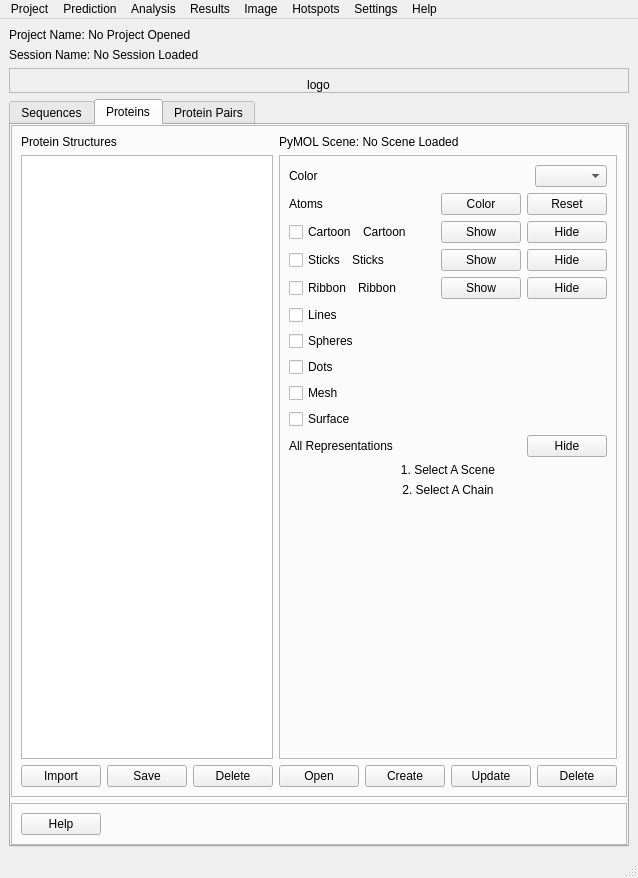
Before: the Qt Designer form pyssa/gui/ui/forms/main_view.ui in urban233/PySSA, drawn with Qt 5.
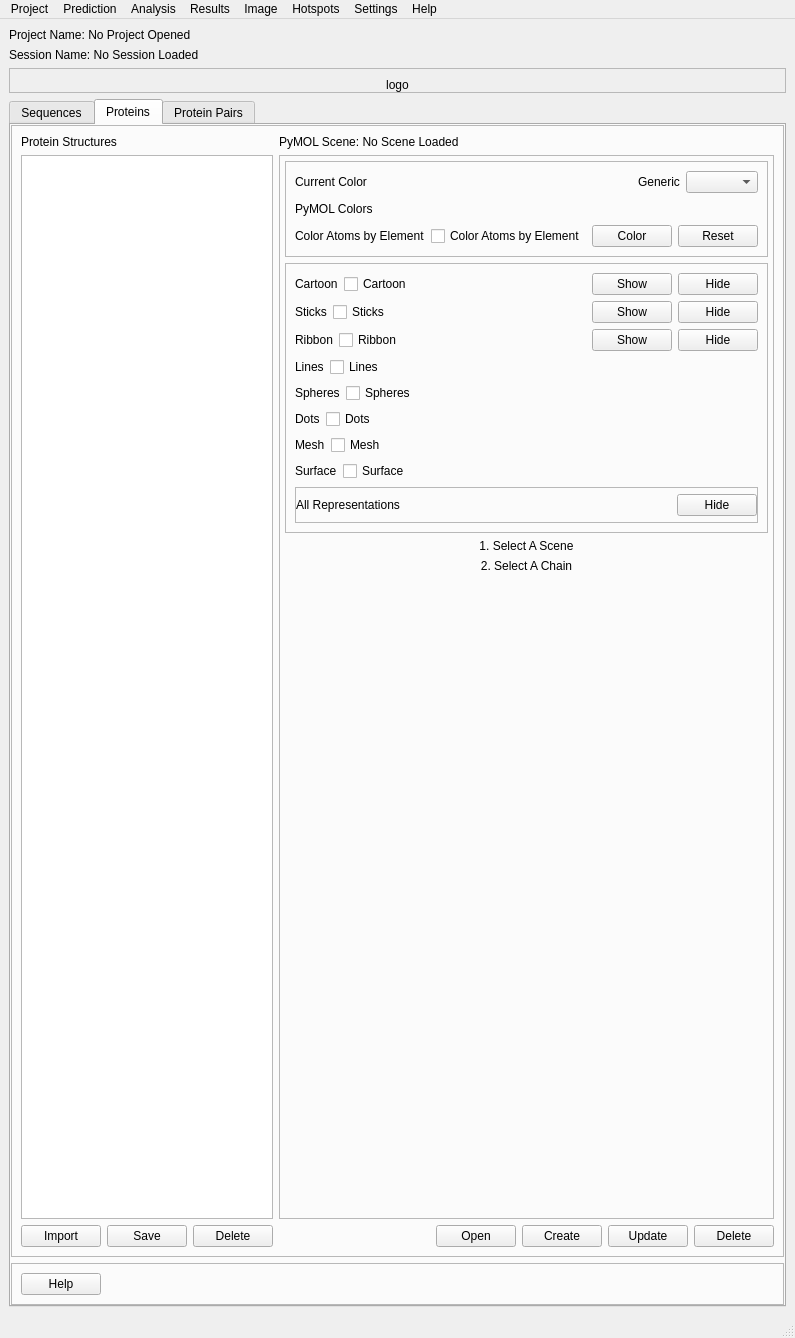
After: the same form once the commit is applied. The open tabs and pages were chosen to show the change.

Commit message: changed UI to user tweakable UI for the the "Proteins tab"

Patch:
```diff
--- a/pyssa/gui/ui/forms/main_view.ui
+++ b/pyssa/gui/ui/forms/main_view.ui
@@ -6,8 +6,8 @@
    <rect>
     <x>0</x>
     <y>0</y>
-    <width>625</width>
-    <height>878</height>
+    <width>628</width>
+    <height>1338</height>
    </rect>
   </property>
   <property name="windowTitle">
@@ -308,6 +308,12 @@
             <layout class="QVBoxLayout" name="verticalLayout_7">
              <item>
               <widget class="QLabel" name="lbl_pymol_protein_scene">
+               <property name="maximumSize">
+                <size>
+                 <width>16777215</width>
+                 <height>25</height>
+                </size>
+               </property>
                <property name="text">
                 <string>PyMOL Scene: No Scene Loaded</string>
                </property>
@@ -324,13 +330,34 @@
                <property name="frameShadow">
                 <enum>QFrame::Raised</enum>
                </property>
+               <layout class="QVBoxLayout" name="verticalLayout_16">
+                <property name="leftMargin">
+                 <number>5</number>
+                </property>
+                <property name="topMargin">
+                 <number>5</number>
+                </property>
+                <property name="rightMargin">
+                 <number>5</number>
+                </property>
+                <property name="bottomMargin">
+                 <number>5</number>
+                </property>
+                <item>
+                 <widget class="QFrame" name="frame_protein_color">
+                  <property name="frameShape">
+                   <enum>QFrame::StyledPanel</enum>
+                  </property>
+                  <property name="frameShadow">
+                   <enum>QFrame::Raised</enum>
+                  </property>
                <layout class="QVBoxLayout" name="verticalLayout_6">
                 <item>
                  <layout class="QHBoxLayout" name="horizontalLayout_17">
                   <item>
                    <widget class="QLabel" name="lbl_protein_color">
                     <property name="text">
-                     <string>Color</string>
+                        <string>Current Color</string>
                     </property>
                    </widget>
                   </item>
@@ -347,17 +374,55 @@
                     </property>
                    </spacer>
                   </item>
+                     <item>
+                      <widget class="QLabel" name="lbl_protein_current_color">
+                       <property name="text">
+                        <string>Generic</string>
+                       </property>
+                      </widget>
+                     </item>
                   <item>
                    <widget class="QComboBox" name="box_protein_color"/>
                   </item>
                  </layout>
                 </item>
                 <item>
-                 <layout class="QHBoxLayout" name="horizontalLayout_25">
+                    <layout class="QHBoxLayout" name="protein_atoms_layout_2">
+                     <item>
+                      <widget class="QLabel" name="lbl_protein_pymol_colors">
+                       <property name="text">
+                        <string>PyMOL Colors</string>
+                       </property>
+                      </widget>
+                     </item>
+                     <item>
+                      <spacer name="horizontalSpacer_32">
+                       <property name="orientation">
+                        <enum>Qt::Horizontal</enum>
+                       </property>
+                       <property name="sizeHint" stdset="0">
+                        <size>
+                         <width>40</width>
+                         <height>20</height>
+                        </size>
+                       </property>
+                      </spacer>
+                     </item>
+                    </layout>
+                   </item>
+                   <item>
+                    <layout class="QHBoxLayout" name="protein_atoms_layout">
                   <item>
                    <widget class="QLabel" name="lbl_protein_atoms">
                     <property name="text">
-                     <string>Atoms</string>
+                        <string>Color Atoms by Element</string>
+                       </property>
+                      </widget>
+                     </item>
+                     <item>
+                      <widget class="QCheckBox" name="cb_protein_atoms">
+                       <property name="text">
+                        <string>Color Atoms by Element</string>
                     </property>
                    </widget>
                   </item>
@@ -390,15 +455,20 @@
                   </item>
                  </layout>
                 </item>
-                <item>
-                 <layout class="QHBoxLayout" name="horizontalLayout_18">
-                  <item>
-                   <widget class="QCheckBox" name="cb_protein_cartoon">
-                    <property name="text">
-                     <string>Cartoon</string>
-                    </property>
-                   </widget>
-                  </item>
+                  </layout>
+                 </widget>
+                </item>
+                <item>
+                 <widget class="QFrame" name="frame_protein_repr">
+                  <property name="frameShape">
+                   <enum>QFrame::StyledPanel</enum>
+                  </property>
+                  <property name="frameShadow">
+                   <enum>QFrame::Raised</enum>
+                  </property>
+                  <layout class="QVBoxLayout" name="verticalLayout_15">
+                   <item>
+                    <layout class="QHBoxLayout" name="protein_cartoon_layout">
                   <item>
                    <widget class="QLabel" name="lbl_protein_cartoon">
                     <property name="text">
@@ -406,6 +476,13 @@
                     </property>
                    </widget>
                   </item>
+                     <item>
+                      <widget class="QCheckBox" name="cb_protein_cartoon">
+                       <property name="text">
+                        <string>Cartoon</string>
+                       </property>
+                      </widget>
+                     </item>
                   <item>
                    <spacer name="horizontalSpacer_10">
                     <property name="orientation">
@@ -436,14 +513,7 @@
                  </layout>
                 </item>
                 <item>
-                 <layout class="QHBoxLayout" name="horizontalLayout_19">
-                  <item>
-                   <widget class="QCheckBox" name="cb_protein_sticks">
-                    <property name="text">
-                     <string>Sticks</string>
-                    </property>
-                   </widget>
-                  </item>
+                    <layout class="QHBoxLayout" name="protein_sticks_layout">
                   <item>
                    <widget class="QLabel" name="lbl_protein_sticks">
                     <property name="text">
@@ -451,6 +521,13 @@
                     </property>
                    </widget>
                   </item>
+                     <item>
+                      <widget class="QCheckBox" name="cb_protein_sticks">
+                       <property name="text">
+                        <string>Sticks</string>
+                       </property>
+                      </widget>
+                     </item>
                   <item>
                    <spacer name="horizontalSpacer_11">
                     <property name="orientation">
@@ -481,14 +558,7 @@
                  </layout>
                 </item>
                 <item>
-                 <layout class="QHBoxLayout" name="horizontalLayout_20">
-                  <item>
-                   <widget class="QCheckBox" name="cb_protein_ribbon">
-                    <property name="text">
-                     <string>Ribbon</string>
-                    </property>
-                   </widget>
-                  </item>
+                    <layout class="QHBoxLayout" name="protein_ribbon_layout">
                   <item>
                    <widget class="QLabel" name="lbl_protein_ribbon">
                     <property name="text">
@@ -496,6 +566,13 @@
                     </property>
                    </widget>
                   </item>
+                     <item>
+                      <widget class="QCheckBox" name="cb_protein_ribbon">
+                       <property name="text">
+                        <string>Ribbon</string>
+                       </property>
+                      </widget>
+                     </item>
                   <item>
                    <spacer name="horizontalSpacer_12">
                     <property name="orientation">
@@ -526,7 +603,14 @@
                  </layout>
                 </item>
                 <item>
-                 <layout class="QHBoxLayout" name="horizontalLayout_32">
+                    <layout class="QHBoxLayout" name="protein_lines_layout">
+                     <item>
+                      <widget class="QLabel" name="lbl_protein_lines">
+                       <property name="text">
+                        <string>Lines</string>
+                       </property>
+                      </widget>
+                     </item>
                   <item>
                    <widget class="QCheckBox" name="cb_protein_lines">
                     <property name="text">
@@ -550,7 +634,14 @@
                  </layout>
                 </item>
                 <item>
-                 <layout class="QHBoxLayout" name="horizontalLayout_28">
+                    <layout class="QHBoxLayout" name="protein_spheres_layout">
+                     <item>
+                      <widget class="QLabel" name="lbl_protein_spheres">
+                       <property name="text">
+                        <string>Spheres</string>
+                       </property>
+                      </widget>
+                     </item>
                   <item>
                    <widget class="QCheckBox" name="cb_protein_spheres">
                     <property name="text">
@@ -574,7 +665,14 @@
                  </layout>
                 </item>
                 <item>
-                 <layout class="QHBoxLayout" name="horizontalLayout_29">
+                    <layout class="QHBoxLayout" name="protein_dots_layout">
+                     <item>
+                      <widget class="QLabel" name="lbl_protein_dots">
+                       <property name="text">
+                        <string>Dots</string>
+                       </property>
+                      </widget>
+                     </item>
                   <item>
                    <widget class="QCheckBox" name="cb_protein_dots">
                     <property name="text">
@@ -598,7 +696,14 @@
                  </layout>
                 </item>
                 <item>
-                 <layout class="QHBoxLayout" name="horizontalLayout_30">
+                    <layout class="QHBoxLayout" name="protein_mesh_layout">
+                     <item>
+                      <widget class="QLabel" name="lbl_protein_mesh">
+                       <property name="text">
+                        <string>Mesh</string>
+                       </property>
+                      </widget>
+                     </item>
                   <item>
                    <widget class="QCheckBox" name="cb_protein_mesh">
                     <property name="text">
@@ -622,7 +727,14 @@
                  </layout>
                 </item>
                 <item>
-                 <layout class="QHBoxLayout" name="horizontalLayout_31">
+                    <layout class="QHBoxLayout" name="protein_surface_layout">
+                     <item>
+                      <widget class="QLabel" name="lbl_protein_surface">
+                       <property name="text">
+                        <string>Surface</string>
+                       </property>
+                      </widget>
+                     </item>
                   <item>
                    <widget class="QCheckBox" name="cb_protein_surface">
                     <property name="text">
@@ -646,6 +758,27 @@
                  </layout>
                 </item>
                 <item>
+                    <widget class="QFrame" name="frame_7">
+                     <property name="frameShape">
+                      <enum>QFrame::StyledPanel</enum>
+                     </property>
+                     <property name="frameShadow">
+                      <enum>QFrame::Raised</enum>
+                     </property>
+                     <layout class="QVBoxLayout" name="verticalLayout_14">
+                      <property name="leftMargin">
+                       <number>0</number>
+                      </property>
+                      <property name="topMargin">
+                       <number>6</number>
+                      </property>
+                      <property name="rightMargin">
+                       <number>0</number>
+                      </property>
+                      <property name="bottomMargin">
+                       <number>6</number>
+                      </property>
+                      <item>
                  <layout class="QHBoxLayout" name="horizontalLayout_16">
                   <item>
                    <widget class="QLabel" name="lbl_protein_all_representations">
@@ -676,6 +809,12 @@
                   </item>
                  </layout>
                 </item>
+                     </layout>
+                    </widget>
+                   </item>
+                  </layout>
+                 </widget>
+                </item>
                 <item>
                  <widget class="QLabel" name="lbl_info">
                   <property name="text">
@@ -1369,7 +1508,7 @@
     <rect>
      <x>0</x>
      <y>0</y>
-     <width>625</width>
+     <width>628</width>
      <height>21</height>
     </rect>
    </property>
```
Left out of the diff: 2 changed lines with no effect on the pictures. Lines whose indentation alone changed are shown as unchanged. The commit also changes 16 other files.
